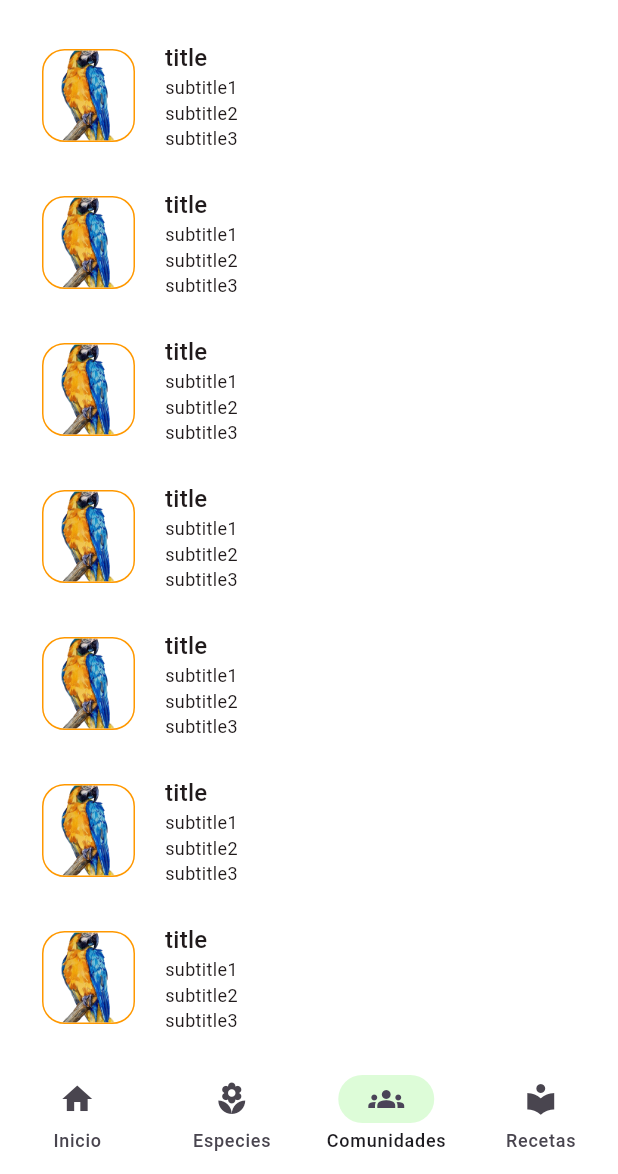
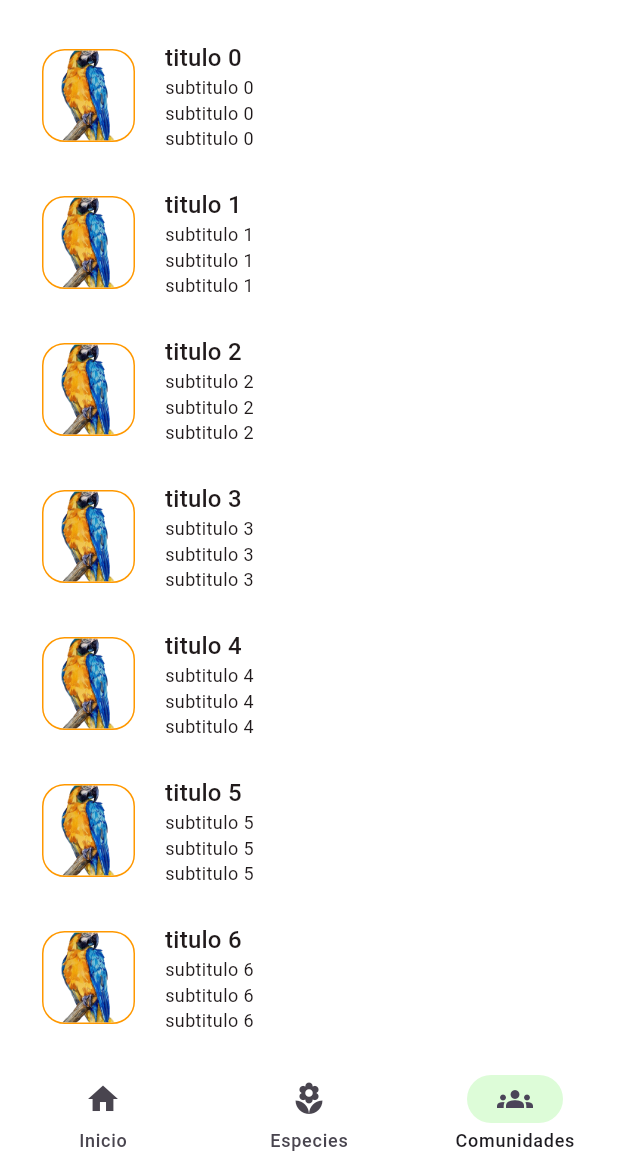
Before and after one commit to LeitoCab/catalogo_de_species, a Flutter app: the screen it shows after launch, item 3 of the bottom bar chosen, on a phone screen of 412 x 824 dp, the part 62-1236 px from its top. Run offline on Flutter 3.47's test engine with Material 2 defaults, Android fonts, the phone set to English and light mode, and no system bars.

Commit message:
cambios en las paginas y aleteo en list view

```diff
--- a/lib/iu/Widgets/Appbar.dart
+++ b/lib/iu/Widgets/Appbar.dart
@@ -19,9 +19,7 @@ PreferredSizeWidget AppBarPrincipal(
       fontWeight: FontWeight.w700,
     ),
     leading: IconButton(
-      onPressed: () {
-        Navigator.pop(context);
-      },
+      onPressed: () {},
       icon: Icon(Iconss ?? Iconss),
     ),
     actions: [
--- a/lib/iu/Widgets/NavigatorBar.dart
+++ b/lib/iu/Widgets/NavigatorBar.dart
@@ -41,10 +41,6 @@ class _NavigatorbarState extends State<Navigatorbar> {
               icon: Icon(Icons.groups),
               label: 'Comunidades',
             ),
-            NavigationDestination(
-              icon: Icon(Icons.local_library),
-              label: 'Recetas',
-            ),
           ]),
     );
   }
--- /dev/null
+++ b/lib/iu/Widgets/cards/species and comunity/community_card copy.dart
@@ -0,0 +1,87 @@
+import 'package:flutter/material.dart';
+
+import '../../../paginas/Views/Viewcomunidate.dart';
+
+class CommunitieCard extends StatelessWidget {
+  final int index;
+  CommunitieCard(this.index);
+  @override
+  Widget build(BuildContext context) {
+    return Card(
+      elevation: 0,
+      color: const Color.fromRGBO(255, 255, 255, 1),
+      child: InkWell(
+        splashColor: Colors.transparent,
+        borderRadius: BorderRadius.circular(15),
+        onTap: () => {
+          Navigator.push(context,
+              MaterialPageRoute(builder: (context) => ViewComunidate(index)))
+        },
+        child: SizedBox(
+          child: Padding(
+            padding: const EdgeInsets.all(8.0),
+            child: Row(
+              children: [
+                Ink(
+                  width: 62,
+                  height: 62,
+                  decoration: ShapeDecoration(
+                      image: const DecorationImage(
+                        image: AssetImage('assets/especie.png'),
+                        fit: BoxFit.cover,
+                      ),
+                      shape: RoundedRectangleBorder(
+                        side: const BorderSide(width: 1, color: Colors.orange),
+                        borderRadius: BorderRadius.circular(15),
+                      )),
+                ),
+                const SizedBox(
+                  width: 20,
+                ),
+                Wrap(direction: Axis.vertical, children: [
+                  Text(
+                    'titulo $index',
+                    style: const TextStyle(
+                      color: Color(0xFF201A1B),
+                      fontSize: 16,
+                      fontFamily: 'Roboto',
+                      fontWeight: FontWeight.w500,
+                      letterSpacing: 0.15,
+                    ),
+                  ),
+                  Text(
+                    'subtitulo $index',
+                    style: const TextStyle(
+                      color: Color(0xFF201A1B),
+                      fontSize: 12,
+                      fontFamily: 'Roboto',
+                      fontWeight: FontWeight.w400,
+                    ),
+                  ),
+                  Text(
+                    'subtitulo $index',
+                    style: const TextStyle(
+                      color: Color(0xFF201A1B),
+                      fontSize: 12,
+                      fontFamily: 'Roboto',
+                      fontWeight: FontWeight.w400,
+                    ),
+                  ),
+                  Text(
+                    'subtitulo $index',
+                    style: const TextStyle(
+                      color: Color(0xFF201A1B),
+                      fontSize: 12,
+                      fontFamily: 'Roboto',
+                      fontWeight: FontWeight.w400,
+                    ),
+                  )
+                ]),
+              ],
+            ),
+          ),
+        ),
+      ),
+    );
+  }
+}
--- a/lib/iu/Widgets/cards/species/communitie_card/specie_communitie_card.dart
+++ /dev/null
@@ -1,85 +0,0 @@
-import 'package:flutter/material.dart';
-
-Widget customSpecieCommunitieCard(
-  BuildContext context,
-  String image,
-  String title,
-  String subtitle1,
-  String subtitle2,
-  String subtitle3,
-) {
-  return Card(
-    elevation: 0,
-    color: const Color.fromRGBO(255, 255, 255, 1),
-    child: InkWell(
-      splashColor: Colors.transparent,
-      borderRadius: BorderRadius.circular(15),
-      onTap: () => {},
-      child: SizedBox(
-        child: Padding(
-          padding: const EdgeInsets.all(8.0),
-          child: Row(
-            children: [
-              Ink(
-                width: 62,
-                height: 62,
-                decoration: ShapeDecoration(
-                    image: DecorationImage(
-                      image: AssetImage(
-                          image != '' ? image : 'assets/especie.png'),
-                      fit: BoxFit.cover,
-                    ),
-                    shape: RoundedRectangleBorder(
-                      side: const BorderSide(width: 1, color: Colors.orange),
-                      borderRadius: BorderRadius.circular(15),
-                    )),
-              ),
-              const SizedBox(
-                width: 20,
-              ),
-              Wrap(direction: Axis.vertical, children: [
-                Text(
-                  title,
-                  style: const TextStyle(
-                    color: Color(0xFF201A1B),
-                    fontSize: 16,
-                    fontFamily: 'Roboto',
-                    fontWeight: FontWeight.w500,
-                    letterSpacing: 0.15,
-                  ),
-                ),
-                Text(
-                  subtitle1,
-                  style: const TextStyle(
-                    color: Color(0xFF201A1B),
-                    fontSize: 12,
-                    fontFamily: 'Roboto',
-                    fontWeight: FontWeight.w400,
-                  ),
-                ),
-                Text(
-                  subtitle2,
-                  style: const TextStyle(
-                    color: Color(0xFF201A1B),
-                    fontSize: 12,
-                    fontFamily: 'Roboto',
-                    fontWeight: FontWeight.w400,
-                  ),
-                ),
-                Text(
-                  subtitle3,
-                  style: const TextStyle(
-                    color: Color(0xFF201A1B),
-                    fontSize: 12,
-                    fontFamily: 'Roboto',
-                    fontWeight: FontWeight.w400,
-                  ),
-                )
-              ]),
-            ],
-          ),
-        ),
-      ),
-    ),
-  );
-}
--- a/lib/iu/paginas/MyApp/Myapp.dart
+++ b/lib/iu/paginas/MyApp/Myapp.dart
@@ -12,7 +12,7 @@ class Myappp extends StatefulWidget {
 }
 
 class _MyapppState extends State<Myappp> {
-  int selectindex = 1;
+  int selectindex = 0;
   Navigatorbar? navb;
 
   @override
--- a/lib/iu/paginas/pageNavBar/comunidpage.dart
+++ b/lib/iu/paginas/pageNavBar/comunidpage.dart
@@ -1,5 +1,5 @@
 import 'package:catalogo_species/iu/Widgets/appbar.dart';
-import 'package:catalogo_species/iu/Widgets/cards/species/communitie_card/specie_communitie_card.dart';
+import 'package:catalogo_species/iu/Widgets/cards/species%20and%20comunity/community_card%20copy.dart';
 import 'package:flutter/material.dart';
 
 // ignore: camel_case_types
@@ -15,29 +15,16 @@ class _comunidadesState extends State<comunidades> {
   @override
   Widget build(BuildContext context) {
     return Scaffold(
-        appBar: AppBarPrincipal(context, 'Comunidades', Icons.search, null),
-        body: Padding(
-          padding: const EdgeInsets.symmetric(horizontal: 16),
-          child: ListView(
-            children: [
-              customSpecieCommunitieCard(
-                  context, '', 'title', 'subtitle1', 'subtitle2', 'subtitle3'),
-              customSpecieCommunitieCard(
-                  context, '', 'title', 'subtitle1', 'subtitle2', 'subtitle3'),
-              customSpecieCommunitieCard(
-                  context, '', 'title', 'subtitle1', 'subtitle2', 'subtitle3'),
-              customSpecieCommunitieCard(
-                  context, '', 'title', 'subtitle1', 'subtitle2', 'subtitle3'),
-              customSpecieCommunitieCard(
-                  context, '', 'title', 'subtitle1', 'subtitle2', 'subtitle3'),
-              customSpecieCommunitieCard(
-                  context, '', 'title', 'subtitle1', 'subtitle2', 'subtitle3'),
-              customSpecieCommunitieCard(
-                  context, '', 'title', 'subtitle1', 'subtitle2', 'subtitle3'),
-              customSpecieCommunitieCard(
-                  context, '', 'title', 'subtitle1', 'subtitle2', 'subtitle3'),
-            ],
-          ),
-        ));
+      appBar: AppBarPrincipal(context, 'Comunidades', Icons.search, null),
+      body: Padding(
+        padding: const EdgeInsets.symmetric(horizontal: 16),
+        child: ListView.builder(
+          itemCount: 10,
+          itemBuilder: (_, index) {
+            return CommunitieCard(index);
+          },
+        ),
+      ),
+    );
   }
 }
--- a/lib/iu/paginas/pageNavBar/recetaspage.dart
+++ /dev/null
@@ -1,19 +0,0 @@
-import 'package:flutter/material.dart';
-
-import '../../Widgets/Appbar.dart';
-
-class Recetas extends StatelessWidget {
-  const Recetas({super.key});
-
-  @override
-  Widget build(BuildContext context) {
-    return Scaffold(
-      appBar: AppBarPrincipal(context, 'Recetas', Icons.search, null),
-      body: const Center(
-        child: Text(
-          'Recetas',
-        ),
-      ),
-    );
-  }
-}
--- a/lib/iu/rutas/routes_NavBar.dart
+++ b/lib/iu/rutas/routes_NavBar.dart
@@ -2,7 +2,6 @@
 import 'package:catalogo_species/iu/paginas/pageNavBar/comunidpage.dart';
 import 'package:catalogo_species/iu/paginas/pageNavBar/especiepage.dart';
 import 'package:catalogo_species/iu/paginas/pageNavBar/homepage.dart';
-import 'package:catalogo_species/iu/paginas/pageNavBar/recetaspage.dart';
 import 'package:flutter/material.dart';
 
 class RoutesN extends StatelessWidget {
@@ -15,7 +14,6 @@ class RoutesN extends StatelessWidget {
       Homepage(),
       Especies(),
       comunidades(),
-      Recetas()
     ];
     return pages[index];
   }
```
Also changed, not shown: lib/iu/Widgets/cards/species and comunity/specie_card.dart (added, +86 -0 lines), lib/iu/paginas/Views/Viewcomunidate.dart (added, +154 -0 lines), lib/iu/paginas/Views/viewEspecies.dart (added, +155 -0 lines), lib/iu/paginas/pageNavBar/especiepage.dart (+10 -21 lines), assets/cap.png (added), assets/esquina.png (added).
